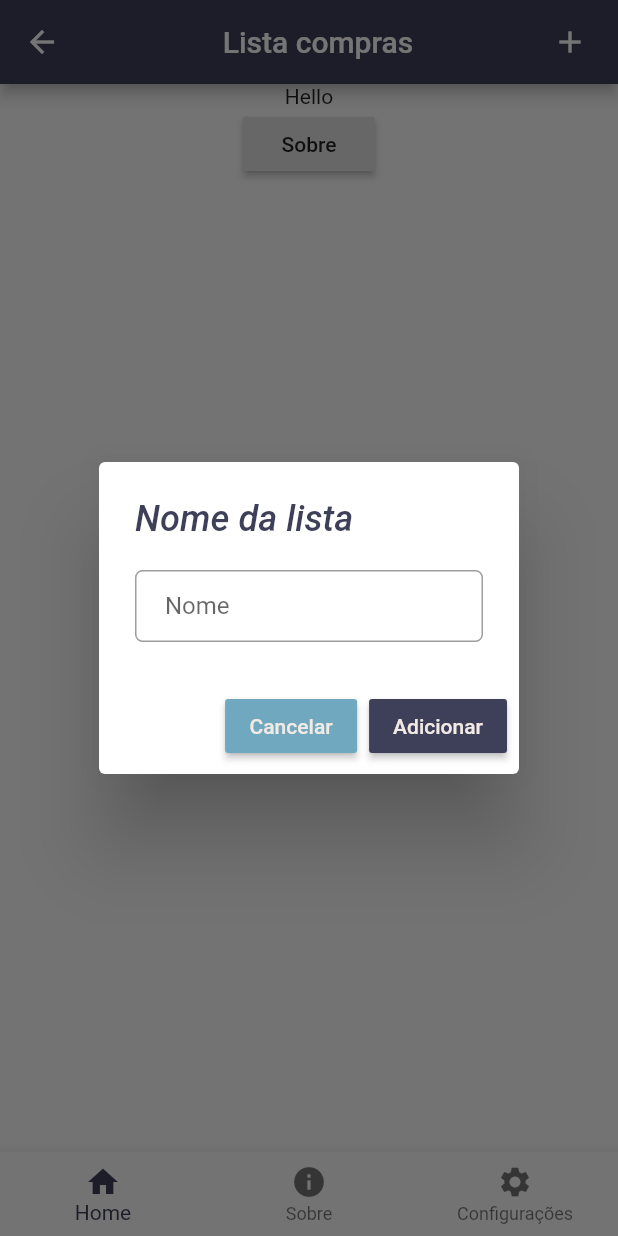
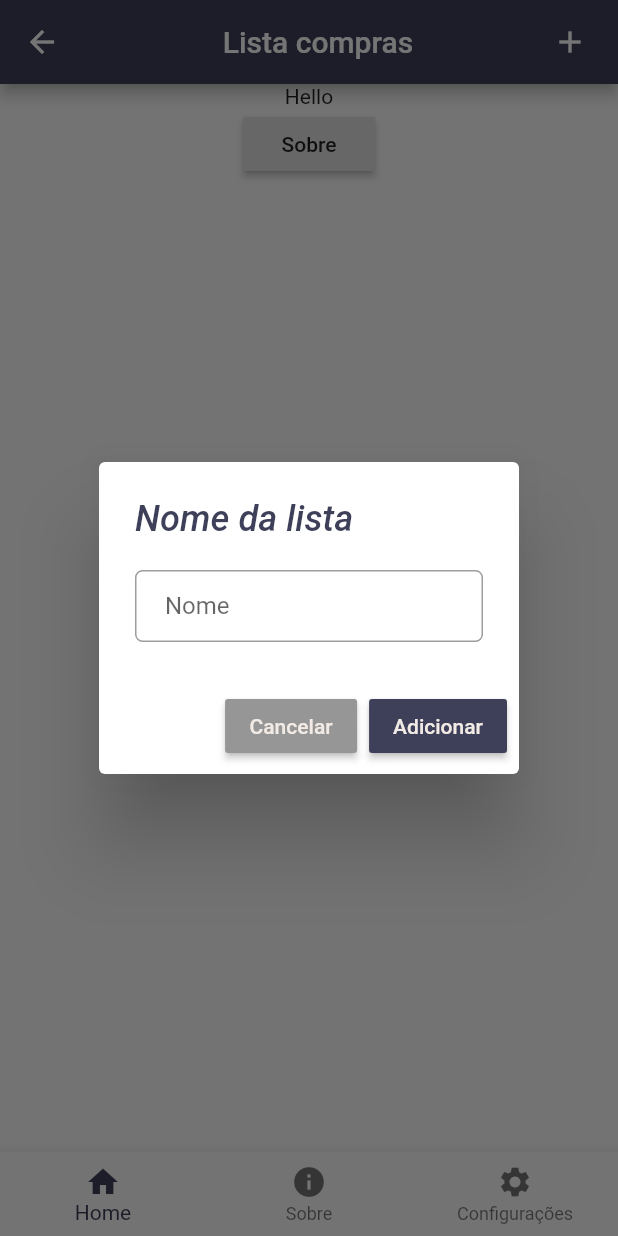
Before and after one commit to gabrieldfm/flutterproject, a Flutter app: the screen it shows after launch, after a tap on the "add" icon, on a phone screen of 412 x 824 dp. Run offline on Flutter 3.47's test engine with Material 2 defaults, Android fonts, the phone set to English and light mode, and no system bars.

Commit message:
ajustes texto

```diff
--- a/meuapp/lib/layout.dart
+++ b/meuapp/lib/layout.dart
@@ -4,17 +4,12 @@ import 'pages/home.dart';
 import 'pages/about.dart';
 import 'pages/settings.dart';
 
-class Layout{
-
-  static final pages = [
-    HomePage.tag,
-    AboutPage.tag,
-    SettingsPage.tag
-  ];
+class Layout {
+  static final pages = [HomePage.tag, AboutPage.tag, SettingsPage.tag];
 
   static int currItem = 0;
 
-  static Scaffold getContent(BuildContext context, content){
+  static Scaffold getContent(BuildContext context, content) {
 
     return Scaffold(
       appBar: AppBar(
@@ -22,78 +17,18 @@ class Layout{
         title: Center(
           child: Text('Lista compras'),
         ),
-        actions: <Widget>[
-          GestureDetector(
-            onTap: (){
-              showDialog(
-                context: context,
-                //barrierDismissible: false,
-                builder: (BuildContext ctx){
-
-                  final input = TextFormField(
-                    decoration: InputDecoration(
-                      hintText: 'Nome',
-                      contentPadding: EdgeInsets.fromLTRB(20, 10, 20, 10),
-                      border: OutlineInputBorder(
-                        borderRadius: BorderRadius.circular(5)
-                      )
-                    ),
-                  );
-
-                  return AlertDialog(
-                    title: Text('Nome da lista'),
-                    content: SingleChildScrollView(
-                      child: ListBody(
-                        children: <Widget>[
-                          input
-                        ],
-                      ),
-                    ),
-                    actions: <Widget>[
-                      RaisedButton(
-                        color: secondary(),
-                        child: Text('Cancelar', style: TextStyle(color: light())),
-                        onPressed: (){
-                          Navigator.of(context).pop();
-                        },
-                      ),
-                      RaisedButton(
-                        color: primary(),
-                        child: Text('Adicionar', style: TextStyle(color: light())),
-                        onPressed: (){
-                          Navigator.of(context).pop();
-                        },
-                      )
-                    ],
-                  );
-                }
-
-              );
-              print('teste');
-            },
-            child: Icon(Icons.add),
-          ),
-          Padding(padding: EdgeInsets.only(right: 20))
-        ],
+        actions: _getActions(context),
       ),
       bottomNavigationBar: BottomNavigationBar(
         currentIndex: currItem,
         fixedColor: primary(),
         items: <BottomNavigationBarItem>[
+          BottomNavigationBarItem(icon: Icon(Icons.home), title: Text('Home')),
+          BottomNavigationBarItem(icon: Icon(Icons.info), title: Text('Sobre')),
           BottomNavigationBarItem(
-            icon: Icon(Icons.home),
-            title: Text('Home')
-          ),
-          BottomNavigationBarItem(
-            icon: Icon(Icons.info),
-            title: Text('Sobre')
-          ),
-          BottomNavigationBarItem(
-            icon: Icon(Icons.settings),
-            title: Text('Configurações')
-          )
+              icon: Icon(Icons.settings), title: Text('Configurações'))
         ],
-        onTap: (int i){
+        onTap: (int i) {
           currItem = i;
           Navigator.of(context).pushNamed(pages[currItem]);
         },
@@ -102,14 +37,76 @@ class Layout{
     );
   }
 
+  static List<Widget> _getActions(context) {
+    List<Widget> items = List<Widget>();
 
-  static Color primary([double opacity = 1]) => Color.fromRGBO(62, 63, 89, opacity);
-  static Color secondary([double opacity = 1]) => Color.fromRGBO(111, 168, 191, opacity);
-  static Color light([double opacity = 1]) => Color.fromRGBO(242, 234, 228, opacity);
-  static Color dark([double opacity = 1]) => Color.fromRGBO(51, 51, 51, opacity);
+    TextEditingController _controller = TextEditingController();
 
-  static Color danger([double opacity = 1]) => Color.fromRGBO(217, 74, 74, opacity);
-  static Color success([double opacity = 1]) => Color.fromRGBO(6, 166, 59, opacity);
-  static Color info([double opacity = 1]) => Color.fromRGBO(0, 122, 166, opacity);
-  static Color warning([double opacity = 1]) => Color.fromRGBO(166, 134, 0, opacity);
+    items.add(GestureDetector(
+      onTap: () {
+        showDialog(
+            context: context,
+            barrierDismissible: false,
+            builder: (BuildContext ctx) {
+              final input = TextFormField(
+                controller: _controller,
+                decoration: InputDecoration(
+                    hintText: 'Nome',
+                    contentPadding: EdgeInsets.fromLTRB(20, 10, 20, 10),
+                    border: OutlineInputBorder(
+                        borderRadius: BorderRadius.circular(5))),
+              );
+
+              return AlertDialog(
+                title: Text('Nome da lista'),
+                content: SingleChildScrollView(
+                  child: ListBody(
+                    children: <Widget>[input],
+                  ),
+                ),
+                actions: <Widget>[
+                  RaisedButton(
+                    color: secondary(),
+                    child: Text('Cancelar', style: TextStyle(color: light())),
+                    onPressed: () {
+                      Navigator.of(context).pop();
+                    },
+                  ),
+                  RaisedButton(
+                    color: primary(),
+                    child: Text('Adicionar', style: TextStyle(color: light())),
+                    onPressed: () {
+                      print(_controller.text);
+                      Navigator.of(context).pop();
+                    },
+                  )
+                ],
+              );
+            });
+      },
+      child: Icon(Icons.add),
+    ));
+
+    items.add(Padding(padding: EdgeInsets.only(right: 20)));
+
+    return items;
+  }
+
+  static Color primary([double opacity = 1]) =>
+      Color.fromRGBO(62, 63, 89, opacity);
+  static Color secondary([double opacity = 1]) =>
+      Color.fromRGBO(150, 150, 150, opacity);
+  static Color light([double opacity = 1]) =>
+      Color.fromRGBO(242, 234, 228, opacity);
+  static Color dark([double opacity = 1]) =>
+      Color.fromRGBO(51, 51, 51, opacity);
+
+  static Color danger([double opacity = 1]) =>
+      Color.fromRGBO(217, 74, 74, opacity);
+  static Color success([double opacity = 1]) =>
+      Color.fromRGBO(6, 166, 59, opacity);
+  static Color info([double opacity = 1]) =>
+      Color.fromRGBO(0, 122, 166, opacity);
+  static Color warning([double opacity = 1]) =>
+      Color.fromRGBO(166, 134, 0, opacity);
 }
```
